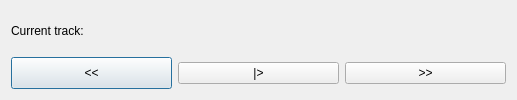
Above: libraries/mvp-player-qtgui/src/mvp-player-qtgui/ui/MVPPlayerDialog.ui from edubois/mvp-player before the change. Below: the same form after it.
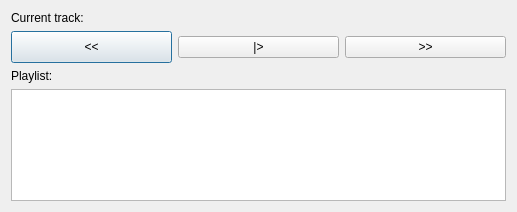
That is the form after the change.

Commit message: mvp-player-all: implementation of "previous" button.

The edit to the form file:
```diff
--- a/libraries/mvp-player-qtgui/src/mvp-player-qtgui/ui/MVPPlayerDialog.ui
+++ b/libraries/mvp-player-qtgui/src/mvp-player-qtgui/ui/MVPPlayerDialog.ui
@@ -7,7 +7,7 @@
     <x>0</x>
     <y>0</y>
     <width>517</width>
-    <height>100</height>
+    <height>212</height>
    </rect>
   </property>
   <property name="windowTitle">
@@ -66,6 +66,20 @@
      </item>
     </layout>
    </item>
+   <item>
+    <widget class="QLabel" name="label_2">
+     <property name="text">
+      <string>Playlist:</string>
+     </property>
+    </widget>
+   </item>
+   <item>
+    <widget class="QListWidget" name="playlist">
+     <property name="dragDropMode">
+      <enum>QAbstractItemView::DropOnly</enum>
+     </property>
+    </widget>
+   </item>
   </layout>
  </widget>
  <resources/>
```
The commit also changes 15 other files.
